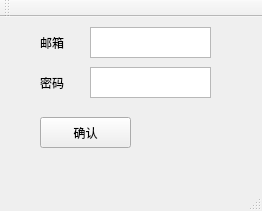
Old version of the form mainwindow.ui in the repository grysgreat/QtMail.
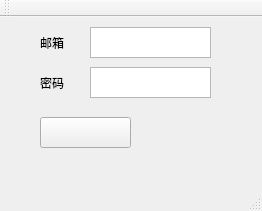
New version of the form. Icons and pictures are not drawn.

The edit to the form file:
```diff
--- a/mainwindow.ui
+++ b/mainwindow.ui
@@ -13,6 +13,9 @@
   <property name="windowTitle">
    <string>MainWindow</string>
   </property>
+  <property name="styleSheet">
+   <string notr="true">border-image: url(:/pics/bkd.png);</string>
+  </property>
   <widget class="QWidget" name="centralWidget">
    <widget class="QPushButton" name="wqeww">
     <property name="geometry">
@@ -23,8 +26,11 @@
       <height>31</height>
      </rect>
     </property>
+    <property name="styleSheet">
+     <string notr="true">border-image: url(:/pics/comfirme.jpg);</string>
+    </property>
     <property name="text">
-     <string>确认</string>
+     <string/>
     </property>
    </widget>
    <widget class="QTextEdit" name="textEdit">
```
Left out of the diff: 2 changed lines with no effect on the pictures.
